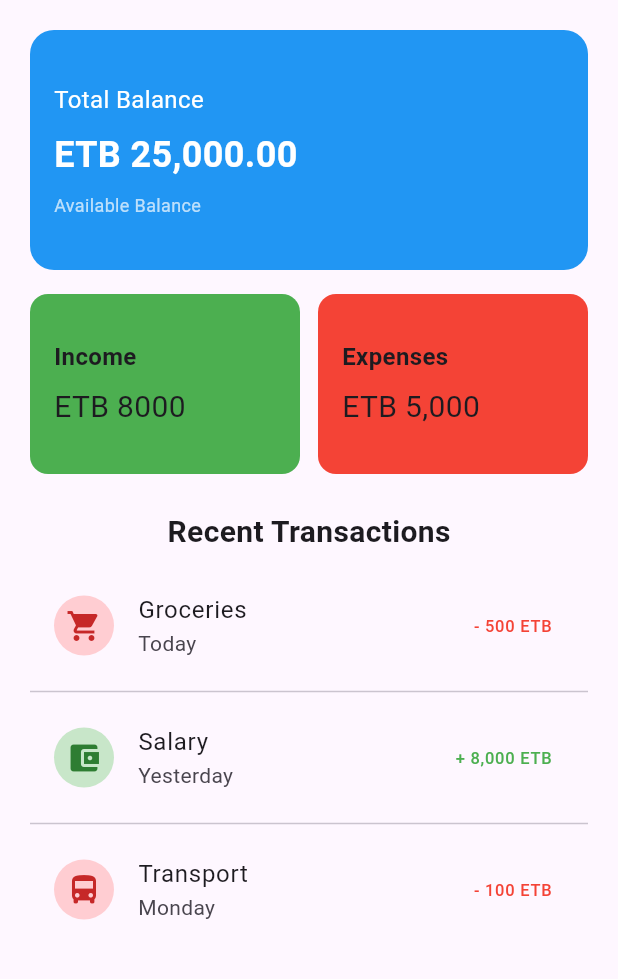
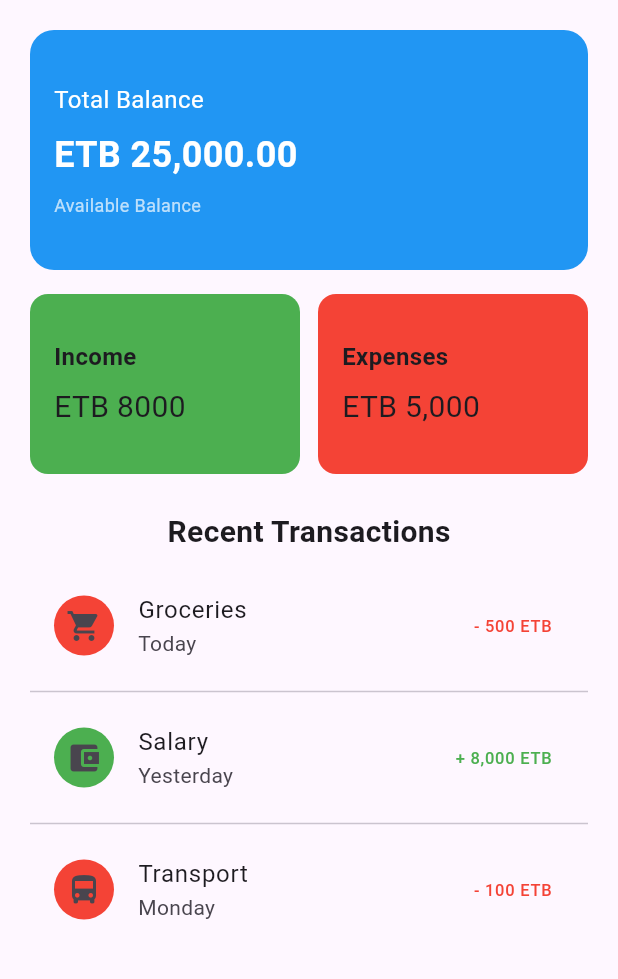
Before and after one commit to kalebbirhanu/fintracker, a Flutter app: the screen it shows after launch, on a phone screen of 412 x 824 dp, the part 84-1063 px from its top. Run offline on Flutter 3.47's test engine with Material 3 defaults, Android fonts, the phone set to English and light mode, and no system bars.

Commit message:
add listtile in home page

```diff
--- a/lib/main.dart
+++ b/lib/main.dart
@@ -72,41 +72,8 @@ class MyHomePage extends StatelessWidget {
       shrinkWrap: true,
       physics: NeverScrollableScrollPhysics(),
       itemBuilder: (context, index) {
-        final formatter = NumberFormat('#,##0');
-        final amount = transactions[index]['amount'] as int;
-        final amountText = transactions[index]['isIncome'] == true
-            ? '+ ${formatter.format(amount.abs())}'
-            : '- ${formatter.format(amount.abs())}';
-        return ListTile(
-          leading: Container(
-            padding: EdgeInsets.all(8),
-            decoration: BoxDecoration(
-              shape: BoxShape.circle,
-              color: transactions[index]['isIncome'] == true
-                  ? Colors.green.shade100
-                  : Colors.red.shade100,
-            ),
-            child: Icon(
-              transactions[index]['icon'] as IconData,
 
-              color: transactions[index]['isIncome'] == true
-                  ? Colors.green.shade800
-                  : Colors.red.shade800,
-            ),
-          ),
-
-          title: Text(transactions[index]['title'].toString()),
-          subtitle: Text(transactions[index]['date'].toString()),
-          trailing: Text(
-            '$amountText ETB',
-
-            style: TextStyle(
-              color: transactions[index]['isIncome'] == true
-                  ? Colors.green
-                  : Colors.red,
-            ),
-          ),
-        );
+        return TransactionTile(title: transactions[index]['title'] as String, date: transactions[index]['date'] as String, amount: transactions[index]['amount'] as int, isIncome: transactions[index]['isIncome'] as bool, icon: transactions[index]['icon'] as IconData);
       },
       separatorBuilder: (context, index) {
         return Divider();
@@ -275,7 +242,7 @@ class TransactionTile extends StatelessWidget {
       leading: Container(
         padding: EdgeInsets.all(8),
         decoration: BoxDecoration(
-          color: isIncome ? const Color.fromARGB(255, 8, 10, 8) : Colors.red,
+          color: isIncome ? Colors.green : Colors.red,
           shape: BoxShape.circle,
         ),
         child: Icon(icon),
```
